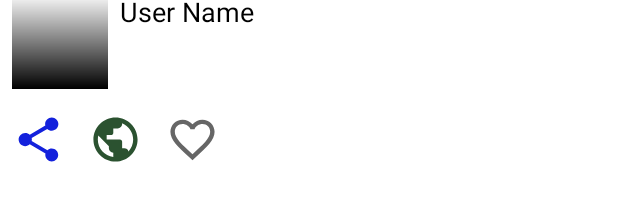
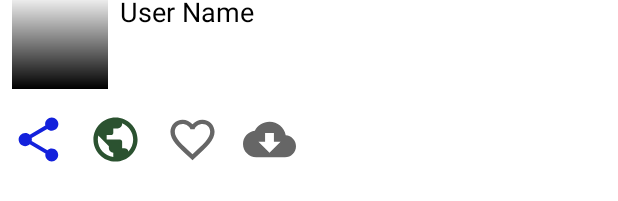
Before and after one commit to maydev99/Imager, an Android app: the layout activity_detail.xml on its own in the app's theme, with its tools: preview values and no code run, on a phone screen of 412 x 824 dp. Shown: the part 481-682 px from the top of the screen. Run offline under Robolectric (Android 15) with nearby library versions, the phone set to English and light mode, and no system bars.

```diff
--- a/app/build.gradle
+++ b/app/build.gradle
@@ -65,4 +65,6 @@ dependencies {
 
     //Picasso
     implementation 'com.squareup.picasso:picasso:2.71828'
+
+
 }
--- a/app/src/main/AndroidManifest.xml
+++ b/app/src/main/AndroidManifest.xml
@@ -3,6 +3,8 @@
     package="com.bombadu.imager">
 
     <uses-permission android:name="android.permission.INTERNET" />
+    <uses-permission android:name="android.permission.READ_EXTERNAL_STORAGE" />
+
 
     <application
         android:allowBackup="true"
--- /dev/null
+++ b/app/src/main/res/drawable/ic_baseline_cloud_download_24.xml
@@ -0,0 +1,10 @@
+<vector xmlns:android="http://schemas.android.com/apk/res/android"
+    android:width="24dp"
+    android:height="24dp"
+    android:viewportWidth="24"
+    android:viewportHeight="24"
+    android:tint="?attr/colorControlNormal">
+  <path
+      android:fillColor="@android:color/white"
+      android:pathData="M19.35,10.04C18.67,6.59 15.64,4 12,4 9.11,4 6.6,5.64 5.35,8.04 2.34,8.36 0,10.91 0,14c0,3.31 2.69,6 6,6h13c2.76,0 5,-2.24 5,-5 0,-2.64 -2.05,-4.78 -4.65,-4.96zM17,13l-5,5 -5,-5h3V9h4v4h3z"/>
+</vector>
--- a/app/src/main/res/layout/activity_detail.xml
+++ b/app/src/main/res/layout/activity_detail.xml
@@ -70,4 +70,14 @@
         app:layout_constraintTop_toBottomOf="@+id/user_image_view"
         app:srcCompat="@drawable/ic_baseline_public_24" />
 
+    <ImageView
+        android:id="@+id/download_image_view"
+        android:layout_width="35dp"
+        android:layout_height="35dp"
+        android:layout_marginStart="16dp"
+        android:layout_marginTop="16dp"
+        app:layout_constraintStart_toEndOf="@+id/favorite_image_view"
+        app:layout_constraintTop_toBottomOf="@+id/user_image_view"
+        app:srcCompat="@drawable/ic_baseline_cloud_download_24" />
+
 </androidx.constraintlayout.widget.ConstraintLayout>
--- a/build.gradle
+++ b/build.gradle
@@ -4,6 +4,7 @@ buildscript {
     repositories {
         google()
         jcenter()
+
     }
     dependencies {
         classpath "com.android.tools.build:gradle:4.1.2"
```
Also changed, not shown: app/src/main/java/com/bombadu/imager/DetailActivity.kt (+39 -3 lines), app/src/main/java/com/bombadu/imager/MainActivity.kt (+18 -0 lines).
